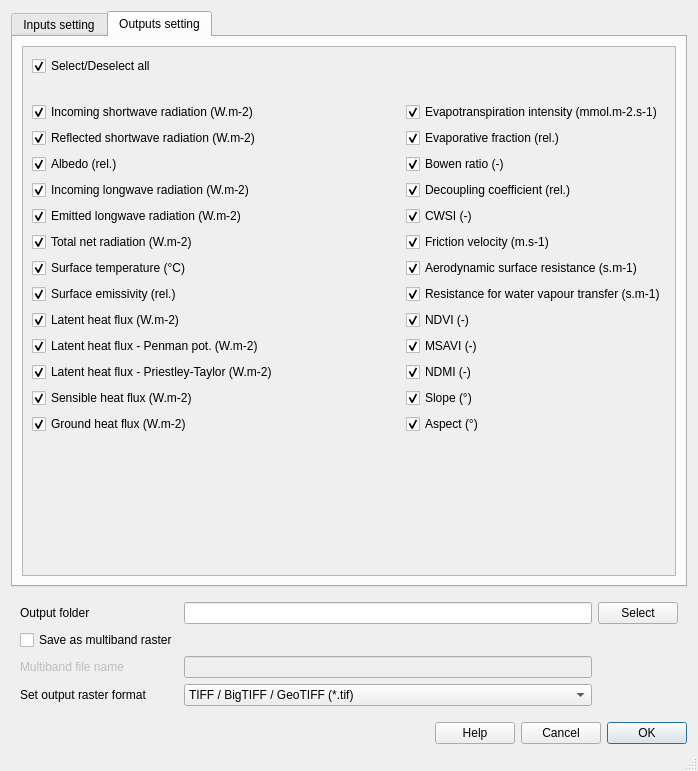
This is sebcs/SEBCS_dialog_base.ui in JakubBrom/SEBCS as Qt 5 draws it before an edit. The edited form follows.
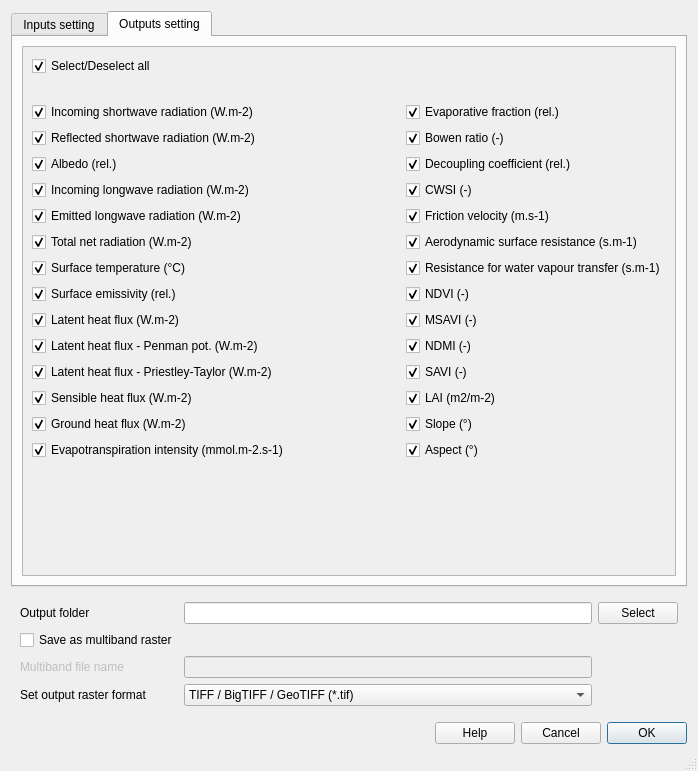
This is the edited form. The open tabs and pages were chosen to show the change. Icons and pictures are not drawn.

Commit message: Finishing with structure, functions and description of methods in SEBCS_lib. Upgrading calculation/processing part of SEBCS in SEBSC.py script. Changing of data export.

What changed in the file:
```diff
--- a/sebcs/SEBCS_dialog_base.ui
+++ b/sebcs/SEBCS_dialog_base.ui
@@ -54,7 +54,7 @@
       <string>&lt;html&gt;&lt;head/&gt;&lt;body&gt;&lt;p&gt;&lt;br/&gt;&lt;/p&gt;&lt;/body&gt;&lt;/html&gt;</string>
      </property>
      <property name="currentIndex">
-      <number>0</number>
+      <number>1</number>
      </property>
      <property name="tabsClosable">
       <bool>false</bool>
@@ -90,7 +90,7 @@
             <x>0</x>
             <y>0</y>
             <width>656</width>
-            <height>513</height>
+            <height>524</height>
            </rect>
           </property>
           <property name="sizePolicy">
@@ -238,6 +238,11 @@
                       <string>Aerodynamic method</string>
                      </property>
                     </item>
+                    <item>
+                     <property name="text">
+                      <string>SEBAL method</string>
+                     </property>
+                    </item>
                     <item>
                      <property name="text">
                       <string>Gradient method</string>
@@ -305,7 +310,7 @@
                       <x>0</x>
                       <y>0</y>
                       <width>612</width>
-                      <height>356</height>
+                      <height>373</height>
                      </rect>
                     </property>
                     <layout class="QGridLayout" name="gridLayout_4">
@@ -567,7 +572,7 @@
                       <x>0</x>
                       <y>0</y>
                       <width>612</width>
-                      <height>356</height>
+                      <height>373</height>
                      </rect>
                     </property>
                     <layout class="QGridLayout" name="gridLayout_27">
@@ -673,7 +678,7 @@
                       <x>0</x>
                       <y>0</y>
                       <width>612</width>
-                      <height>356</height>
+                      <height>373</height>
                      </rect>
                     </property>
                     <property name="sizePolicy">
@@ -1036,7 +1041,7 @@
                       <x>0</x>
                       <y>0</y>
                       <width>612</width>
-                      <height>356</height>
+                      <height>373</height>
                      </rect>
                     </property>
                     <property name="sizePolicy">
@@ -1331,7 +1336,7 @@
             <x>0</x>
             <y>0</y>
             <width>656</width>
-            <height>513</height>
+            <height>524</height>
            </rect>
           </property>
           <property name="sizePolicy">
@@ -1356,24 +1361,28 @@
            </item>
            <item row="0" column="0">
             <layout class="QGridLayout" name="gridLayout_20">
-             <item row="1" column="0">
-              <spacer name="verticalSpacer_2">
-               <property name="orientation">
-                <enum>Qt::Vertical</enum>
+             <item row="15" column="1">
+              <widget class="QCheckBox" name="ch_aspect">
+               <property name="text">
+                <string>Aspect (°)</string>
                </property>
-               <property name="sizeType">
-                <enum>QSizePolicy::Fixed</enum>
+               <property name="checked">
+                <bool>true</bool>
                </property>
-               <property name="sizeHint" stdset="0">
-                <size>
-                 <width>13</width>
-                 <height>20</height>
-                </size>
+              </widget>
+             </item>
+             <item row="8" column="0">
+              <widget class="QCheckBox" name="ch_ts">
+               <property name="text">
+                <string>Surface temperature (°C)</string>
                </property>
-              </spacer>
+               <property name="checked">
+                <bool>true</bool>
+               </property>
+              </widget>
              </item>
-             <item row="0" column="0">
-              <widget class="QCheckBox" name="ch_all">
+             <item row="12" column="0">
+              <widget class="QCheckBox" name="ch_le_pt">
                <property name="sizePolicy">
                 <sizepolicy hsizetype="Preferred" vsizetype="Fixed">
                  <horstretch>0</horstretch>
@@ -1381,7 +1390,55 @@
                 </sizepolicy>
                </property>
                <property name="text">
-                <string>Select/Deselect all</string>
+                <string>Latent heat flux - Priestley-Taylor (W.m-2)</string>
+               </property>
+               <property name="checked">
+                <bool>true</bool>
+               </property>
+              </widget>
+             </item>
+             <item row="5" column="1">
+              <widget class="QCheckBox" name="ch_cwsi">
+               <property name="sizePolicy">
+                <sizepolicy hsizetype="Preferred" vsizetype="Fixed">
+                 <horstretch>0</horstretch>
+                 <verstretch>0</verstretch>
+                </sizepolicy>
+               </property>
+               <property name="text">
+                <string>CWSI (-)</string>
+               </property>
+               <property name="checked">
+                <bool>true</bool>
+               </property>
+              </widget>
+             </item>
+             <item row="3" column="1">
+              <widget class="QCheckBox" name="ch_bowen">
+               <property name="sizePolicy">
+                <sizepolicy hsizetype="Preferred" vsizetype="Fixed">
+                 <horstretch>0</horstretch>
+                 <verstretch>0</verstretch>
+                </sizepolicy>
+               </property>
+               <property name="text">
+                <string>Bowen ratio (-)</string>
+               </property>
+               <property name="checked">
+                <bool>true</bool>
+               </property>
+              </widget>
+             </item>
+             <item row="4" column="1">
+              <widget class="QCheckBox" name="ch_omega">
+               <property name="sizePolicy">
+                <sizepolicy hsizetype="Preferred" vsizetype="Fixed">
+                 <horstretch>0</horstretch>
+                 <verstretch>0</verstretch>
+                </sizepolicy>
+               </property>
+               <property name="text">
+                <string>Decoupling coefficient (rel.)</string>
                </property>
                <property name="checked">
                 <bool>true</bool>
@@ -1404,38 +1461,6 @@
                </property>
               </widget>
              </item>
-             <item row="9" column="0">
-              <widget class="QCheckBox" name="ch_emiss">
-               <property name="sizePolicy">
-                <sizepolicy hsizetype="Expanding" vsizetype="Fixed">
-                 <horstretch>0</horstretch>
-                 <verstretch>0</verstretch>
-                </sizepolicy>
-               </property>
-               <property name="text">
-                <string>Surface emissivity (rel.)</string>
-               </property>
-               <property name="checked">
-                <bool>true</bool>
-               </property>
-              </widget>
-             </item>
-             <item row="13" column="0">
-              <widget class="QCheckBox" name="ch_sensible">
-               <property name="sizePolicy">
-                <sizepolicy hsizetype="Preferred" vsizetype="Fixed">
-                 <horstretch>0</horstretch>
-                 <verstretch>0</verstretch>
-                </sizepolicy>
-               </property>
-               <property name="text">
-                <string>Sensible heat flux (W.m-2)</string>
-               </property>
-               <property name="checked">
-                <bool>true</bool>
-               </property>
-              </widget>
-             </item>
              <item row="5" column="0">
               <widget class="QCheckBox" name="ch_rl_in">
                <property name="text">
@@ -1446,21 +1471,21 @@
                </property>
               </widget>
              </item>
-             <item row="14" column="0">
-              <widget class="QCheckBox" name="ch_ground">
-               <property name="sizePolicy">
-                <sizepolicy hsizetype="Preferred" vsizetype="Fixed">
-                 <horstretch>0</horstretch>
-                 <verstretch>0</verstretch>
-                </sizepolicy>
+             <item row="22" column="0">
+              <spacer name="verticalSpacer">
+               <property name="orientation">
+                <enum>Qt::Vertical</enum>
                </property>
-               <property name="text">
-                <string>Ground heat flux (W.m-2)</string>
+               <property name="sizeType">
+                <enum>QSizePolicy::Fixed</enum>
                </property>
-               <property name="checked">
-                <bool>true</bool>
+               <property name="sizeHint" stdset="0">
+                <size>
+                 <width>10</width>
+                 <height>20</height>
+                </size>
                </property>
-              </widget>
+              </spacer>
              </item>
              <item row="3" column="0">
               <widget class="QCheckBox" name="ch_rs_out">
@@ -1478,8 +1503,8 @@
                </property>
               </widget>
              </item>
-             <item row="12" column="0">
-              <widget class="QCheckBox" name="ch_le_pt">
+             <item row="0" column="0">
+              <widget class="QCheckBox" name="ch_all">
                <property name="sizePolicy">
                 <sizepolicy hsizetype="Preferred" vsizetype="Fixed">
                  <horstretch>0</horstretch>
@@ -1487,23 +1512,23 @@
                 </sizepolicy>
                </property>
                <property name="text">
-                <string>Latent heat flux - Priestley-Taylor (W.m-2)</string>
+                <string>Select/Deselect all</string>
                </property>
                <property name="checked">
                 <bool>true</bool>
                </property>
               </widget>
              </item>
-             <item row="10" column="0">
-              <widget class="QCheckBox" name="ch_le">
+             <item row="11" column="0">
+              <widget class="QCheckBox" name="ch_le_pen">
                <property name="sizePolicy">
-                <sizepolicy hsizetype="Expanding" vsizetype="Fixed">
+                <sizepolicy hsizetype="Preferred" vsizetype="Fixed">
                  <horstretch>0</horstretch>
                  <verstretch>0</verstretch>
                 </sizepolicy>
                </property>
                <property name="text">
-                <string>Latent heat flux (W.m-2)</string>
+                <string>Latent heat flux - Penman pot. (W.m-2)</string>
                </property>
                <property name="checked">
                 <bool>true</bool>
@@ -1536,16 +1561,32 @@
                </property>
               </widget>
              </item>
-             <item row="11" column="0">
-              <widget class="QCheckBox" name="ch_le_pen">
+             <item row="1" column="0">
+              <spacer name="verticalSpacer_2">
+               <property name="orientation">
+                <enum>Qt::Vertical</enum>
+               </property>
+               <property name="sizeType">
+                <enum>QSizePolicy::Fixed</enum>
+               </property>
+               <property name="sizeHint" stdset="0">
+                <size>
+                 <width>13</width>
+                 <height>20</height>
+                </size>
+               </property>
+              </spacer>
+             </item>
+             <item row="10" column="0">
+              <widget class="QCheckBox" name="ch_le">
                <property name="sizePolicy">
-                <sizepolicy hsizetype="Preferred" vsizetype="Fixed">
+                <sizepolicy hsizetype="Expanding" vsizetype="Fixed">
                  <horstretch>0</horstretch>
                  <verstretch>0</verstretch>
                 </sizepolicy>
                </property>
                <property name="text">
-                <string>Latent heat flux - Penman pot. (W.m-2)</string>
+                <string>Latent heat flux (W.m-2)</string>
                </property>
                <property name="checked">
                 <bool>true</bool>
@@ -1568,43 +1609,55 @@
                </property>
               </widget>
              </item>
-             <item row="8" column="0">
-              <widget class="QCheckBox" name="ch_ts">
+             <item row="13" column="0">
+              <widget class="QCheckBox" name="ch_sensible">
+               <property name="sizePolicy">
+                <sizepolicy hsizetype="Preferred" vsizetype="Fixed">
+                 <horstretch>0</horstretch>
+                 <verstretch>0</verstretch>
+                </sizepolicy>
+               </property>
                <property name="text">
-                <string>Surface temperature (°C)</string>
+                <string>Sensible heat flux (W.m-2)</string>
                </property>
                <property name="checked">
                 <bool>true</bool>
                </property>
               </widget>
              </item>
-             <item row="21" column="0">
-              <spacer name="verticalSpacer">
-               <property name="orientation">
-                <enum>Qt::Vertical</enum>
+             <item row="14" column="0">
+              <widget class="QCheckBox" name="ch_ground">
+               <property name="sizePolicy">
+                <sizepolicy hsizetype="Preferred" vsizetype="Fixed">
+                 <horstretch>0</horstretch>
+                 <verstretch>0</verstretch>
+                </sizepolicy>
                </property>
-               <property name="sizeType">
-                <enum>QSizePolicy::Fixed</enum>
+               <property name="text">
+                <string>Ground heat flux (W.m-2)</string>
                </property>
-               <property name="sizeHint" stdset="0">
-                <size>
-                 <width>10</width>
-                 <height>20</height>
-                </size>
+               <property name="checked">
+                <bool>true</bool>
                </property>
-              </spacer>
+              </widget>
+             </item>
+             <item row="2" column="1">
+              <widget class="QCheckBox" name="ch_ef">
+               <property name="sizePolicy">
+                <sizepolicy hsizetype="Preferred" vsizetype="Fixed">
+                 <horstretch>0</horstretch>
+                 <verstretch>0</verstretch>
+                </sizepolicy>
+               </property>
+               <property name="text">
+                <string>Evaporative fraction (rel.)</string>
+               </property>
+               <property name="checked">
+                <bool>true</bool>
+               </property>
+              </widget>
              </item>
              <item row="14" column="1">
-              <widget class="QCheckBox" name="ch_aspect">
-               <property name="text">
-                <string>Aspect (°)</string>
-               </property>
-               <property name="checked">
-                <bool>true</bool>
-               </property>
-              </widget>
-             </item>
-             <item row="13" column="1">
               <widget class="QCheckBox" name="ch_slope">
                <property name="text">
                 <string>Slope (°)</string>
@@ -1614,87 +1667,17 @@
                </property>
               </widget>
              </item>
-             <item row="12" column="1">
-              <widget class="QCheckBox" name="ch_ndmi">
-               <property name="sizePolicy">
-                <sizepolicy hsizetype="Preferred" vsizetype="Fixed">
-                 <horstretch>0</horstretch>
-                 <verstretch>0</verstretch>
-                </sizepolicy>
-               </property>
+             <item row="15" column="0">
+              <widget class="QCheckBox" name="ch_e_int">
                <property name="text">
-                <string>NDMI (-)</string>
+                <string>Evapotranspiration intensity (mmol.m-2.s-1)</string>
                </property>
                <property name="checked">
                 <bool>true</bool>
                </property>
               </widget>
              </item>
-             <item row="11" column="1">
-              <widget class="QCheckBox" name="ch_msavi">
-               <property name="sizePolicy">
-                <sizepolicy hsizetype="Preferred" vsizetype="Fixed">
-                 <horstretch>0</horstretch>
-                 <verstretch>0</verstretch>
-                </sizepolicy>
-               </property>
-               <property name="text">
-                <string>MSAVI (-)</string>
-               </property>
-               <property name="checked">
-                <bool>true</bool>
-               </property>
-              </widget>
-             </item>
-             <item row="10" column="1">
-              <widget class="QCheckBox" name="ch_ndvi">
-               <property name="sizePolicy">
-                <sizepolicy hsizetype="Preferred" vsizetype="Fixed">
-                 <horstretch>0</horstretch>
-                 <verstretch>0</verstretch>
-                </sizepolicy>
-               </property>
-               <property name="text">
-                <string>NDVI (-)</string>
-               </property>
-               <property name="checked">
-                <bool>true</bool>
-               </property>
-              </widget>
-             </item>
-             <item row="9" column="1">
-              <widget class="QCheckBox" name="ch_rc">
-               <property name="sizePolicy">
-                <sizepolicy hsizetype="Preferred" vsizetype="Fixed">
-                 <horstretch>0</horstretch>
-                 <verstretch>0</verstretch>
-                </sizepolicy>
-               </property>
-               <property name="text">
-                <string>Resistance for water vapour transfer (s.m-1)</string>
-               </property>
-               <property name="checked">
-                <bool>true</bool>
-               </property>
-              </widget>
-             </item>
-             <item row="8" column="1">
-              <widget class="QCheckBox" name="ch_ra">
-               <property name="sizePolicy">
-                <sizepolicy hsizetype="Preferred" vsizetype="Fixed">
-                 <horstretch>0</horstretch>
-                 <verstretch>0</verstretch>
-                </sizepolicy>
-               </property>
-               <property name="text">
-                <string>Aerodynamic surface resistance (s.m-1)</string>
-               </property>
-               <property name="checked">
-                <bool>true</bool>
-               </property>
-              </widget>
-             </item>
-             <item row="7" column="1">
+             <item row="6" column="1">
               <widget class="QCheckBox" name="ch_frict">
                <property name="enabled">
                 <bool>true</bool>
@@ -1716,24 +1699,40 @@
                </property>
               </widget>
              </item>
-             <item row="6" column="1">
-              <widget class="QCheckBox" name="ch_cwsi">
+             <item row="9" column="0">
+              <widget class="QCheckBox" name="ch_emiss">
                <property name="sizePolicy">
+                <sizepolicy hsizetype="Expanding" vsizetype="Fixed">
+                 <horstretch>0</horstretch>
+                 <verstretch>0</verstretch>
+                </sizepolicy>
+               </property>
+               <property name="text">
+                <string>Surface emissivity (rel.)</string>
+               </property>
+               <property name="checked">
+                <bool>true</bool>
+               </property>
+              </widget>
+             </item>
+             <item row="7" column="1">
+              <widget class="QCheckBox" name="ch_ra">
+               <property name="sizePolicy">
                 <sizepolicy hsizetype="Preferred" vsizetype="Fixed">
                  <horstretch>0</horstretch>
                  <verstretch>0</verstretch>
                 </sizepolicy>
                </property>
                <property name="text">
-                <string>CWSI (-)</string>
+                <string>Aerodynamic surface resistance (s.m-1)</string>
                </property>
                <property name="checked">
                 <bool>true</bool>
                </property>
               </widget>
              </item>
-             <item row="5" column="1">
-              <widget class="QCheckBox" name="ch_omega">
+             <item row="8" column="1">
+              <widget class="QCheckBox" name="ch_rc">
                <property name="sizePolicy">
                 <sizepolicy hsizetype="Preferred" vsizetype="Fixed">
                  <horstretch>0</horstretch>
@@ -1741,15 +1740,15 @@
                 </sizepolicy>
                </property>
                <property name="text">
-                <string>Decoupling coefficient (rel.)</string>
+                <string>Resistance for water vapour transfer (s.m-1)</string>
                </property>
                <property name="checked">
                 <bool>true</bool>
                </property>
               </widget>
              </item>
-             <item row="4" column="1">
-              <widget class="QCheckBox" name="ch_bowen">
+             <item row="9" column="1">
+              <widget class="QCheckBox" name="ch_ndvi">
                <property name="sizePolicy">
                 <sizepolicy hsizetype="Preferred" vsizetype="Fixed">
                  <horstretch>0</horstretch>
@@ -1757,15 +1756,15 @@
                 </sizepolicy>
                </property>
                <property name="text">
-                <string>Bowen ratio (-)</string>
+                <string>NDVI (-)</string>
                </property>
                <property name="checked">
                 <bool>true</bool>
                </property>
               </widget>
              </item>
-             <item row="3" column="1">
-              <widget class="QCheckBox" name="ch_ef">
+             <item row="10" column="1">
+              <widget class="QCheckBox" name="ch_msavi">
                <property name="sizePolicy">
                 <sizepolicy hsizetype="Preferred" vsizetype="Fixed">
                  <horstretch>0</horstretch>
@@ -1773,17 +1772,43 @@
                 </sizepolicy>
                </property>
                <property name="text">
-                <string>Evaporative fraction (rel.)</string>
+                <string>MSAVI (-)</string>
                </property>
                <property name="checked">
                 <bool>true</bool>
                </property>
               </widget>
              </item>
-             <item row="2" column="1">
-              <widget class="QCheckBox" name="ch_e_int">
+             <item row="11" column="1">
+              <widget class="QCheckBox" name="ch_ndmi">
+               <property name="sizePolicy">
+                <sizepolicy hsizetype="Preferred" vsizetype="Fixed">
+                 <horstretch>0</horstretch>
+                 <verstretch>0</verstretch>
+                </sizepolicy>
+               </property>
                <property name="text">
-                <string>Evapotranspiration intensity (mmol.m-2.s-1)</string>
+                <string>NDMI (-)</string>
+               </property>
+               <property name="checked">
+                <bool>true</bool>
+               </property>
+              </widget>
+             </item>
+             <item row="12" column="1">
+              <widget class="QCheckBox" name="ch_savi">
+               <property name="text">
+                <string>SAVI (-)</string>
+               </property>
+               <property name="checked">
+                <bool>true</bool>
+               </property>
+              </widget>
+             </item>
+             <item row="13" column="1">
+              <widget class="QCheckBox" name="ch_lai">
+               <property name="text">
+                <string>LAI (m2/m-2)</string>
                </property>
                <property name="checked">
                 <bool>true</bool>
```
Left out of the diff: 32 changed lines with no effect on the pictures. The commit also changes 13 other files.
